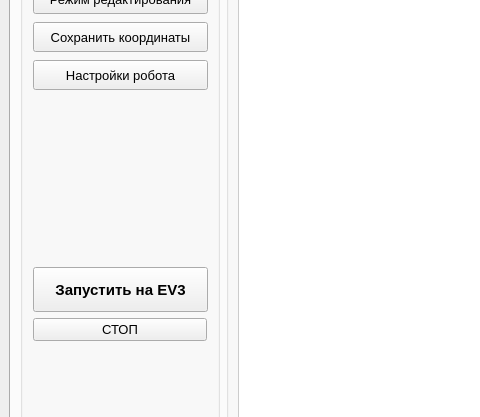
Above: main.ui from MrKrut0y/Robot-artist_EV3-Python before the change; both pictures show x 0 to 480 and y 229 to 646 of the 1086 by 830 pixel window. Below: the same form after it.
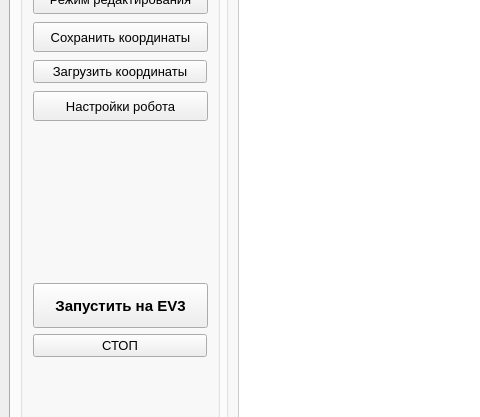
That is the form after the change.

What changed in the file:
```diff
--- a/main.ui
+++ b/main.ui
@@ -185,6 +185,24 @@
              </property>
             </widget>
            </item>
+           <item>
+            <widget class="QPushButton" name="uploadCoordsButton">
+             <property name="maximumSize">
+              <size>
+               <width>175</width>
+               <height>30</height>
+              </size>
+             </property>
+             <property name="font">
+              <font>
+               <pointsize>10</pointsize>
+              </font>
+             </property>
+             <property name="text">
+              <string>Загрузить координаты</string>
+             </property>
+            </widget>
+           </item>
            <item>
             <widget class="QPushButton" name="settingsButton">
              <property name="minimumSize">
```
